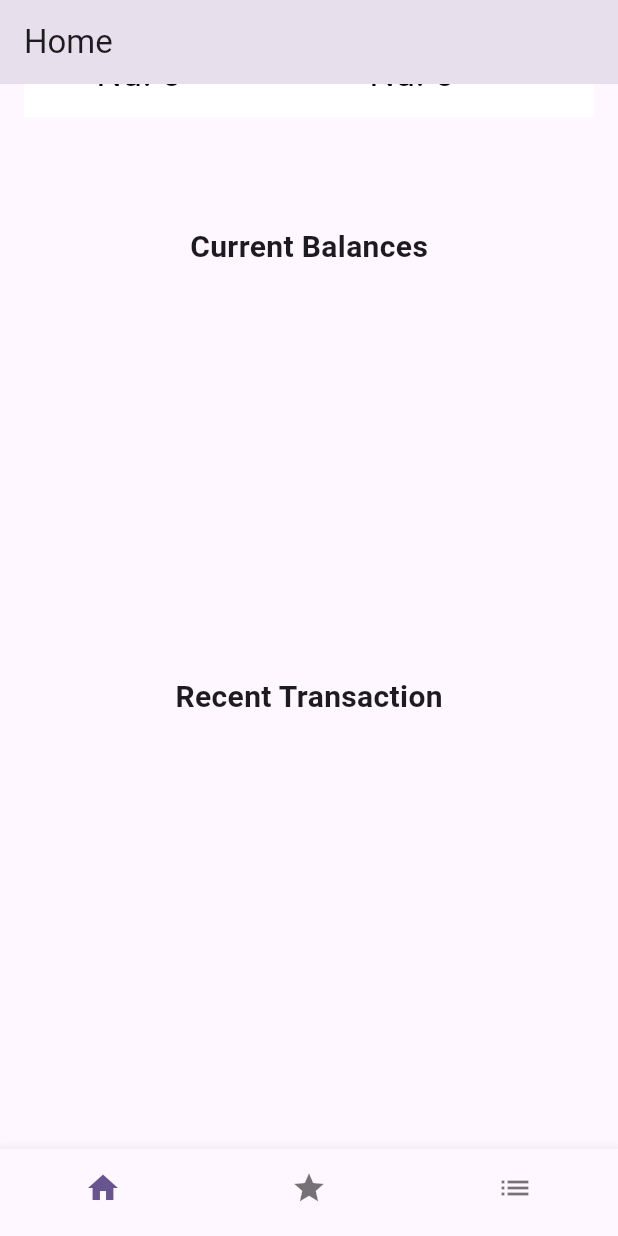
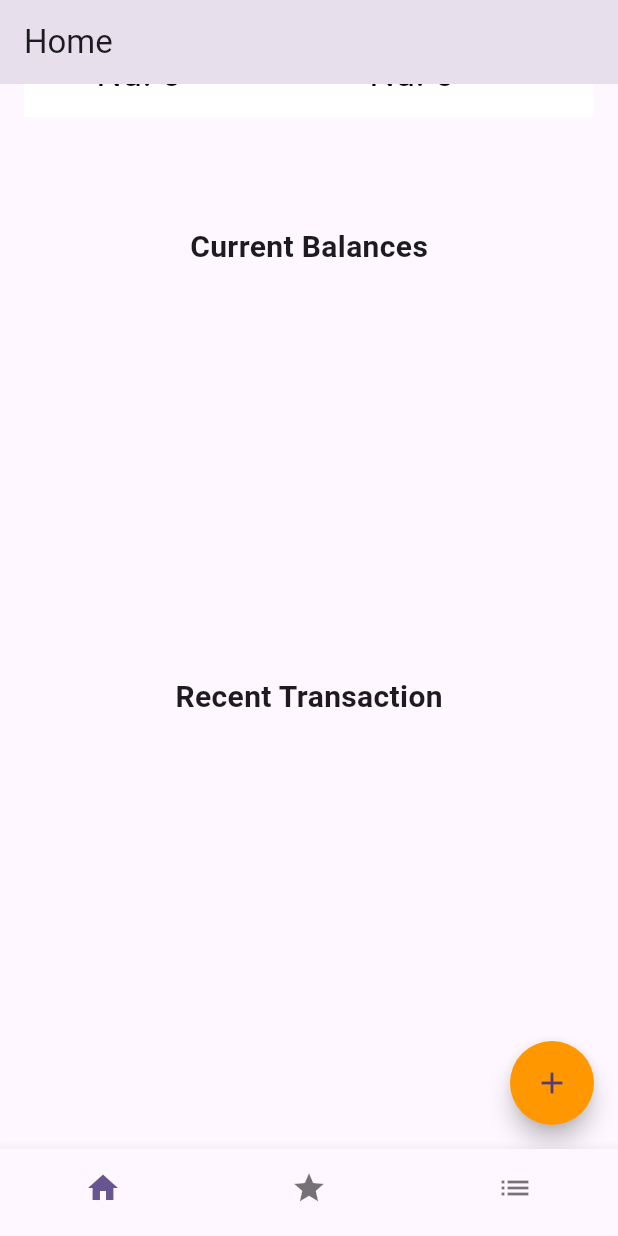
Before and after one commit to tashilhamo55/expense, a Flutter app: the HomeLayout screen opened directly, scrolled down 182 dp, on a phone screen of 412 x 824 dp. Run offline on Flutter 3.47's test engine with Material 3 defaults, Android fonts, the phone set to English and light mode, and no system bars; our stand-ins replace firebase_core, firebase_messaging, flutter_local_notifications, shared_preferences; accounts and stored records are empty; network calls fail.

Commit message:
added floating action button

```diff
--- a/lib/main.dart
+++ b/lib/main.dart
@@ -39,10 +39,10 @@ class MyApp extends StatelessWidget {
         useMaterial3: true,
       ),
     //  home: LoginScreen(),
-      // home: SplashScreen(),
+      home: SplashScreen(),
         // home: ExpenseCard(),
 
-      home: AddTranscation(),
+      // home: AddTranscation(),
 
       // home: AddAccount(),
     );
--- a/lib/screens/landing/home_screen.dart
+++ b/lib/screens/landing/home_screen.dart
@@ -1,5 +1,6 @@
 import 'package:expenses/base/style/text_styles.dart';
 import 'package:expenses/plugins/local_shared_preferences.dart';
+import 'package:expenses/screens/transaction/addtransaction.dart';
 import 'package:expenses/widgets/expensebank/Expensecard.dart';
 import 'package:expenses/widgets/landing/summary_accounts.dart';
 import 'package:expenses/widgets/landing/summary_home.dart';
@@ -23,16 +24,43 @@ class _HomeScreenState extends State<HomeScreen> {
         .pushReplacement(MaterialPageRoute(builder: (_) => SplashScreen()));
   }
 
+  int _counter = 0;
+  void _incrementCounter() {
+    setState(() {
+      _counter++;
+    });
+  }
+
   @override
   Widget build(BuildContext context) {
-    return SingleChildScrollView(
-        child: Column(children: [
-      SummaryHome(),
-      SummaryAccount(),
-      SummaryTransaction()
-    ]));
+    return Stack(children: [
+      SingleChildScrollView(
+        child: Column(
+          children: [
+            SummaryHome(),
+            SummaryAccount(),
+            SummaryTransaction(),
+            Container(
 
-
-
+                )
+          ],
+        ),
+      ),
+      Positioned(
+        bottom: 16.0,
+        right: 16.0,
+        child: FloatingActionButton(
+          onPressed: () {
+            Navigator.of(context).push(
+              MaterialPageRoute(builder: (context) => AddTranscation()),
+            );
+          },
+           backgroundColor: Colors.orange,
+          tooltip: 'Navigate',
+          child: Icon(Icons.add),
+           shape: CircleBorder(),
+        ),
+      ),
+    ]);
   }
 }
--- a/lib/screens/transaction/addtransaction.dart
+++ b/lib/screens/transaction/addtransaction.dart
@@ -132,7 +132,7 @@ Future<void> loadDataTrans() async{
             ),
             Container(
               child: Container(
-                width: MediaQuery.of(context).size.width * 0.7,
+                width: double.infinity,
                 margin: EdgeInsets.only(bottom: 10),
                 child: ElevatedButton(
                   onPressed: () {},
```
Also changed, not shown: 2 other files.
